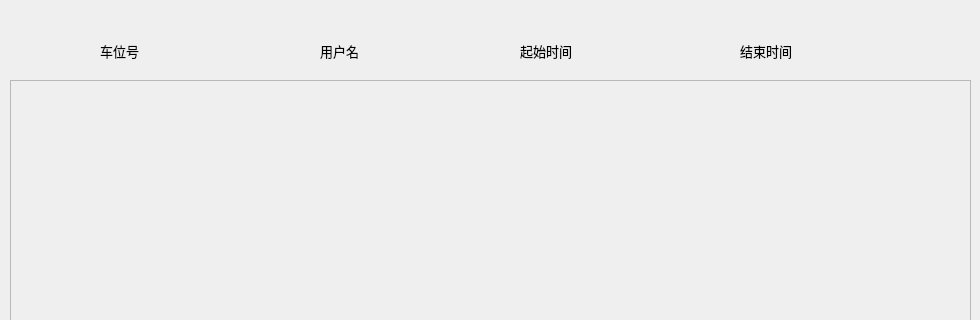
Qt form parkingwindow.ui (helloworldXzb/ParkingManager) before a commit; both pictures show x 0 to 980 and y 0 to 320 of the 980 by 600 pixel window.
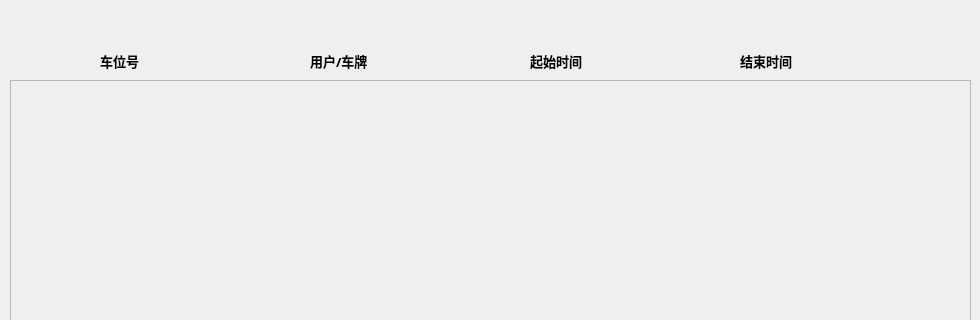
The same form after that commit.

Commit message: 支持包括未注册的用户识别车牌入库和出库

```diff
--- a/parkingwindow.ui
+++ b/parkingwindow.ui
@@ -148,15 +148,16 @@
    <property name="geometry">
     <rect>
      <x>100</x>
-     <y>40</y>
+     <y>50</y>
      <width>72</width>
      <height>21</height>
     </rect>
    </property>
    <property name="font">
     <font>
-     <family>黑体</family>
+     <family>宋体</family>
      <pointsize>10</pointsize>
+     <bold>true</bold>
     </font>
    </property>
    <property name="text">
@@ -166,35 +167,37 @@
   <widget class="QLabel" name="label_5">
    <property name="geometry">
     <rect>
-     <x>320</x>
-     <y>40</y>
-     <width>72</width>
+     <x>310</x>
+     <y>50</y>
+     <width>91</width>
      <height>21</height>
     </rect>
    </property>
    <property name="font">
     <font>
-     <family>黑体</family>
+     <family>宋体</family>
      <pointsize>10</pointsize>
+     <bold>true</bold>
     </font>
    </property>
    <property name="text">
-    <string>用户名</string>
+    <string>用户/车牌</string>
    </property>
   </widget>
   <widget class="QLabel" name="label_6">
    <property name="geometry">
     <rect>
-     <x>520</x>
-     <y>40</y>
-     <width>72</width>
+     <x>530</x>
+     <y>50</y>
+     <width>81</width>
      <height>21</height>
     </rect>
    </property>
    <property name="font">
     <font>
-     <family>黑体</family>
+     <family>宋体</family>
      <pointsize>10</pointsize>
+     <bold>true</bold>
     </font>
    </property>
    <property name="text">
@@ -205,15 +208,16 @@
    <property name="geometry">
     <rect>
      <x>740</x>
-     <y>40</y>
-     <width>72</width>
+     <y>50</y>
+     <width>81</width>
      <height>21</height>
     </rect>
    </property>
    <property name="font">
     <font>
-     <family>黑体</family>
+     <family>宋体</family>
      <pointsize>10</pointsize>
+     <bold>true</bold>
     </font>
    </property>
    <property name="text">
```
The commit also changes 45 other files.
